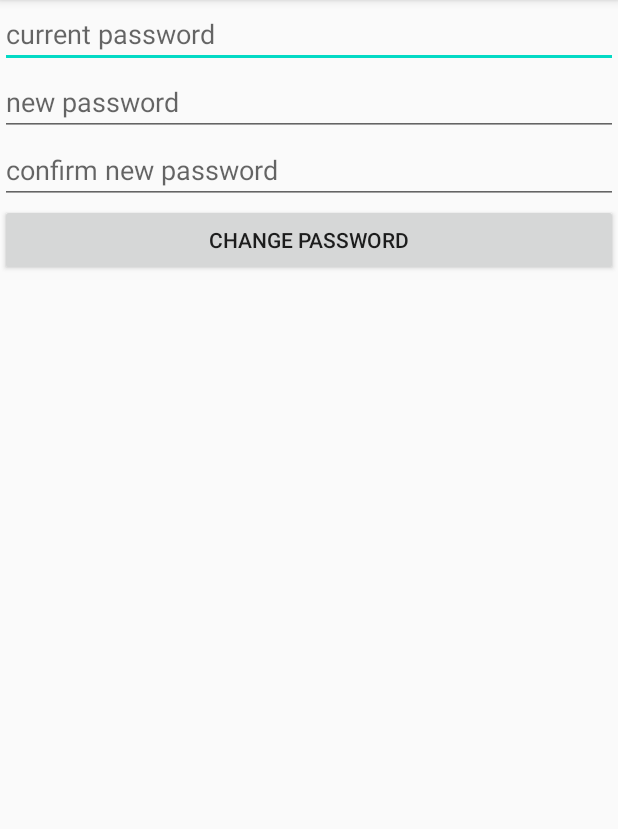
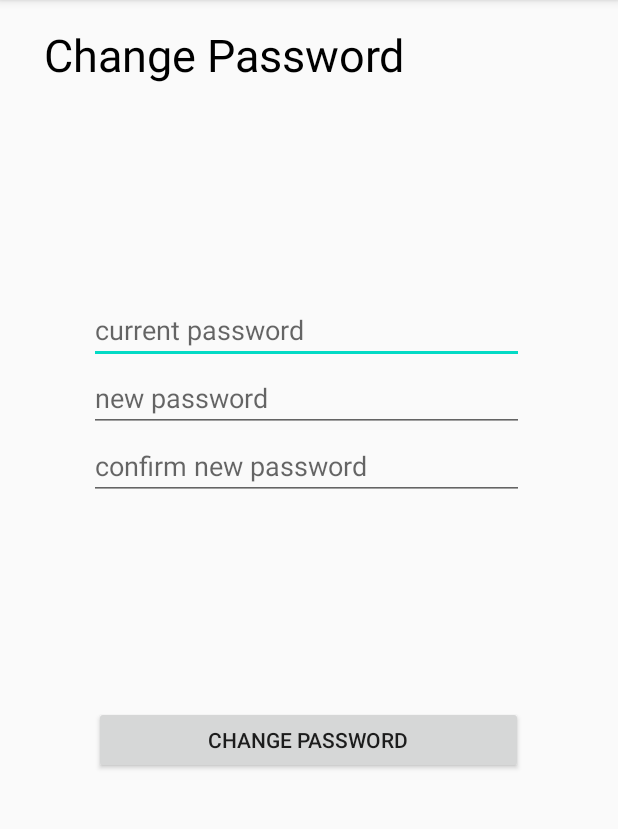
Before and after one commit to Haider-01/CS160-Project, an Android app: the changePass screen opened directly, with no data from a screen before it, on a phone screen of 412 x 824 dp, the part 84-913 px from its top. Run offline under Robolectric (Android 15) with nearby library versions, the light colour scheme and no system bars.

Commit message:
Update changepass.xml

```diff
--- a/app/src/main/res/layout/changepass.xml
+++ b/app/src/main/res/layout/changepass.xml
@@ -1,12 +1,39 @@
 <?xml version="1.0" encoding="utf-8"?>
-<LinearLayout xmlns:android="http://schemas.android.com/apk/res/android"
+<androidx.constraintlayout.widget.ConstraintLayout xmlns:android="http://schemas.android.com/apk/res/android"
+    xmlns:app="http://schemas.android.com/apk/res-auto"
+    xmlns:tools="http://schemas.android.com/tools"
     android:layout_width="match_parent"
     android:layout_height="match_parent">
 
+    <TextView
+        android:id="@+id/userFieldsTitle"
+        android:layout_width="352dp"
+        android:layout_height="63dp"
+        android:text="Change Password"
+        android:textColor="#000000"
+        android:textSize="30sp"
+        app:layout_constraintBottom_toBottomOf="parent"
+        app:layout_constraintEnd_toEndOf="parent"
+        app:layout_constraintHorizontal_bias="0.491"
+        app:layout_constraintStart_toStartOf="parent"
+        app:layout_constraintTop_toTopOf="parent"
+        app:layout_constraintVertical_bias="0.023" />
+
     <LinearLayout
+        android:id="@+id/linearLayout3"
+        android:layout_width="290dp"
+        android:layout_height="184dp"
+        android:orientation="vertical"
+        app:layout_constraintBottom_toBottomOf="parent"
+        app:layout_constraintEnd_toEndOf="parent"
+        app:layout_constraintHorizontal_bias="0.487"
+        app:layout_constraintStart_toStartOf="parent"
+        app:layout_constraintTop_toTopOf="parent"
+        app:layout_constraintVertical_bias="0.338">
+
+        <RelativeLayout
             android:layout_width="match_parent"
-        android:layout_height="match_parent"
-        android:orientation="vertical">
+            android:layout_height="wrap_content">
 
             <EditText
                 android:id="@+id/currPass"
@@ -15,6 +42,11 @@
                 android:ems="10"
                 android:hint="current password"
                 android:inputType="textPassword" />
+        </RelativeLayout>
+
+        <RelativeLayout
+            android:layout_width="match_parent"
+            android:layout_height="wrap_content">
 
             <EditText
                 android:id="@+id/newPass"
@@ -23,6 +55,11 @@
                 android:ems="10"
                 android:hint="new password"
                 android:inputType="textPassword" />
+        </RelativeLayout>
+
+        <RelativeLayout
+            android:layout_width="match_parent"
+            android:layout_height="wrap_content">
 
             <EditText
                 android:id="@+id/confirmPass"
@@ -31,11 +68,20 @@
                 android:ems="10"
                 android:hint="confirm new password"
                 android:inputType="textPassword" />
+        </RelativeLayout>
+
+
+    </LinearLayout>
 
     <Button
         android:id="@+id/chgPassButton"
-            android:layout_width="match_parent"
-            android:layout_height="wrap_content"
-            android:text="Change Password" />
-    </LinearLayout>
-</LinearLayout>
+        android:layout_width="286dp"
+        android:layout_height="45dp"
+        android:text="Change Password"
+        app:layout_constraintBottom_toBottomOf="parent"
+        app:layout_constraintEnd_toEndOf="parent"
+        app:layout_constraintHorizontal_bias="0.496"
+        app:layout_constraintStart_toStartOf="parent"
+        app:layout_constraintTop_toBottomOf="@+id/linearLayout3"
+        app:layout_constraintVertical_bias="0.261" />
+</androidx.constraintlayout.widget.ConstraintLayout>
```
Lines whose indentation alone changed are shown as unchanged.
